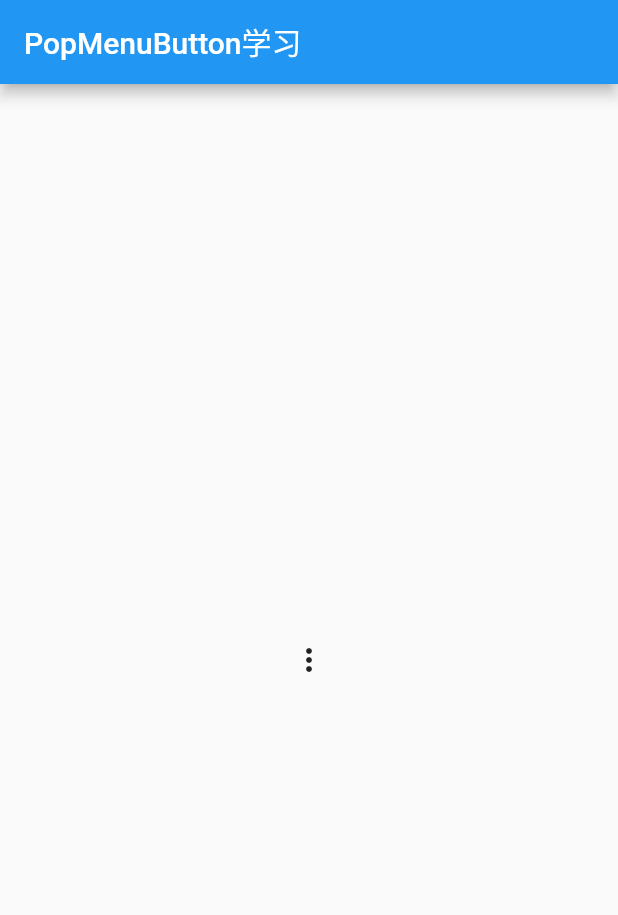
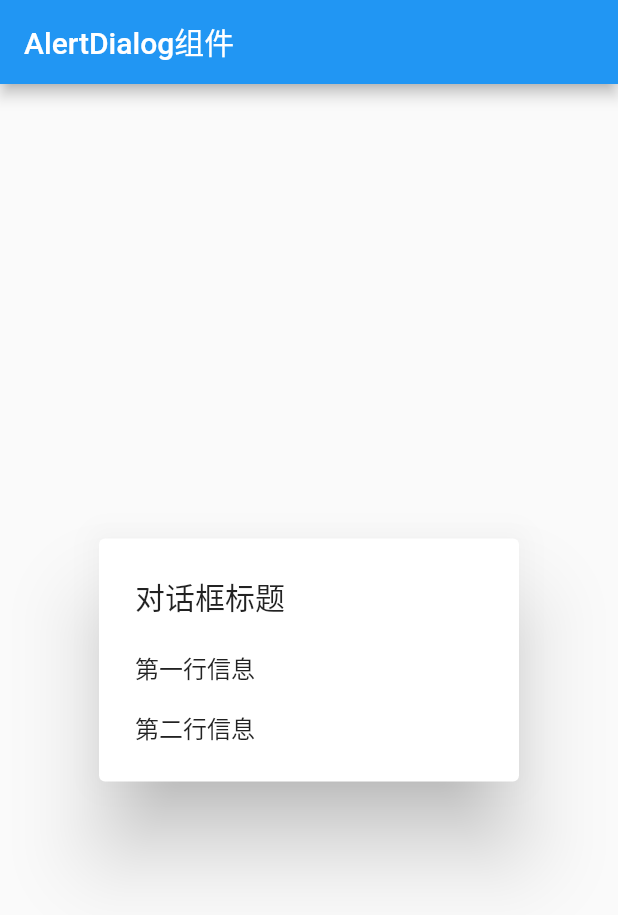
Before and after one commit to Ellen2018/flutter_study_app, a Flutter app: the screen it shows after launch, on a phone screen of 412 x 824 dp. Shown: the top 915 px of the screen. Run offline on Flutter 3.47's test engine with Material 2 defaults, Android fonts, the phone set to English and light mode, and no system bars.

Commit message:
演示Flutter中的Dialog组件

```diff
--- a/lib/main.dart
+++ b/lib/main.dart
@@ -9,6 +9,7 @@ import 'package:flutter_study_app/TextFormFieldStudy.dart';
 import 'package:flutter_study_app/TextStudy.dart';
 import 'package:flutter_study_app/material/StudyAppBar.dart';
 import 'package:flutter_study_app/material/StudyBottomNavigationBar.dart';
+import 'package:flutter_study_app/material/StudyDialog.dart';
 import 'package:flutter_study_app/material/StudyDrawer.dart';
 import 'package:flutter_study_app/material/StudyFloatingActionButton.dart';
 import 'package:flutter_study_app/material/StudyPopMenuButton.dart';
@@ -18,7 +19,7 @@ import 'package:flutter_study_app/material/StudyTabBar.dart';
 
 void main() {
   //配置App
-  runApp(new StudyPopMenuButtonApp());
+  runApp(new StudyDialogApp());
 }
 
 class MyApp extends StatelessWidget {
--- /dev/null
+++ b/lib/material/StudyDialog.dart
@@ -0,0 +1,59 @@
+import 'package:flutter/material.dart';
+
+///Flutter中所有对话框演示
+class StudyDialogApp extends StatelessWidget{
+  @override
+  Widget build(BuildContext context) {
+    return MaterialApp(
+      title: 'Dialog组件学习',
+      home: SimpleDialogDemo(),
+    );
+  }
+}
+
+///SimpleDialog
+class SimpleDialogDemo extends StatelessWidget{
+  @override
+  Widget build(BuildContext context) {
+    return Scaffold(
+      appBar: AppBar(title: Text('AlertDialog组件'),),
+      body: Center(
+        child: SimpleDialog(
+          title: Text('对话框标题'),
+          children: <Widget>[
+            SimpleDialogOption(onPressed: (){},child: const Text('第一行信息'),),
+            SimpleDialogOption(onPressed: (){},child: const Text('第二行信息'),),
+          ],
+        ),
+      ),
+    );
+  }
+
+}
+
+///AlertDialog
+class AlertDialogDemo extends StatelessWidget{
+  @override
+  Widget build(BuildContext context) {
+    return Scaffold(
+      appBar: AppBar(title: Text('AlertDialog组件'),),
+      body: Center(
+        child: AlertDialog(
+          title: Text('提示'),
+          content: SingleChildScrollView(
+            child: ListBody(
+              children: <Widget>[
+                Text('是否要删除？'),
+                Text('一旦删除数据不可恢复!')
+              ],
+            ),
+          ),
+          actions: <Widget>[
+            FlatButton(child: Text('确定'),onPressed: (){},),
+            FlatButton(child: Text('取消'),onPressed: (){},),
+          ],
+        ),
+      ),
+    );
+  }
+}
```
